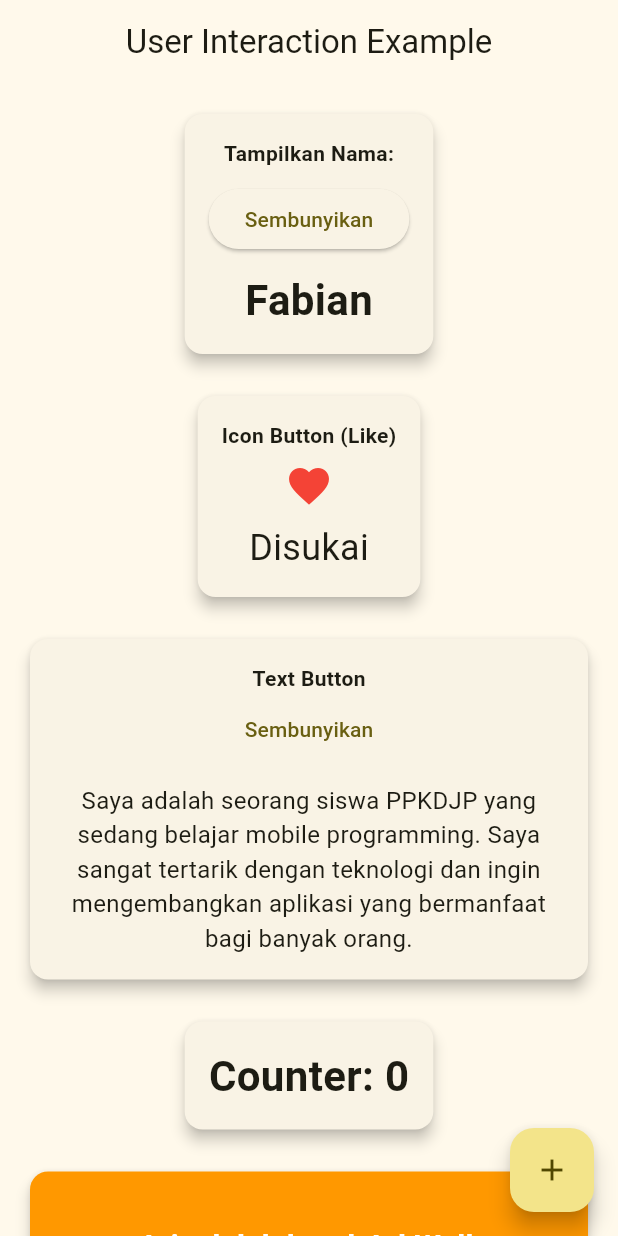
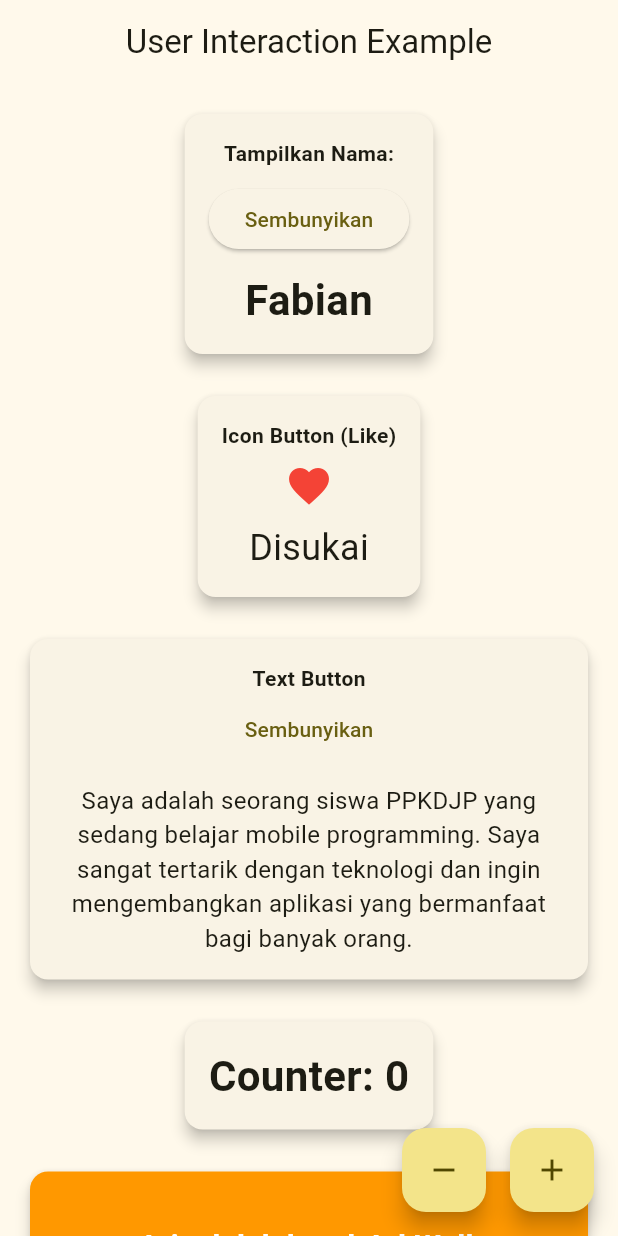
Before and after one commit to kirabian/PPKD_B3, a Flutter app: the screen it shows after launch, on a phone screen of 412 x 824 dp. Run offline on Flutter 3.47's test engine with Material 3 defaults, Android fonts, the phone set to English and light mode, and no system bars.

Commit message:
Update Tugas 5

```diff
--- a/lib/tugas_5/tugas5.dart
+++ b/lib/tugas_5/tugas5.dart
@@ -21,7 +21,22 @@ class _Tugas5State extends State<Tugas5> {
   @override
   Widget build(BuildContext context) {
     return Scaffold(
-      floatingActionButton: FloatingActionButton(
+      floatingActionButton: Row(
+        mainAxisAlignment: MainAxisAlignment.end,
+        children: [
+          FloatingActionButton(
+            heroTag: "btnMinus",
+            child: const Icon(Icons.remove),
+            onPressed: () {
+              setState(() {
+                counter--;
+              });
+              print(counter);
+            },
+          ),
+          const SizedBox(width: 16),
+          FloatingActionButton(
+            heroTag: "btnPlus",
             child: const Icon(Icons.add),
             onPressed: () {
               setState(() {
@@ -29,6 +44,8 @@ class _Tugas5State extends State<Tugas5> {
               });
               print(counter);
             },
+          ),
+        ],
       ),
       appBar: AppBar(
         title: const Text("User Interaction Example"),
```
Lines whose indentation alone changed are shown as unchanged.
